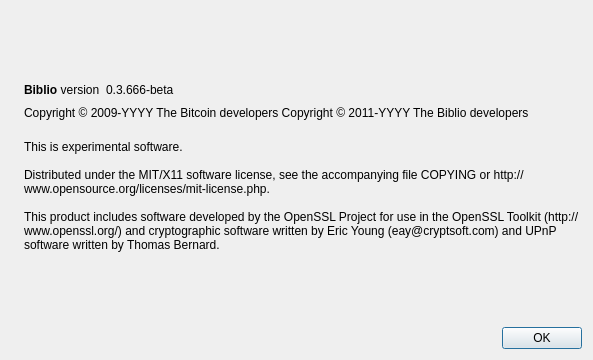
Old version of the form src/qt/forms/aboutdialog.ui in the repository TuckFinn/BiblioGit.
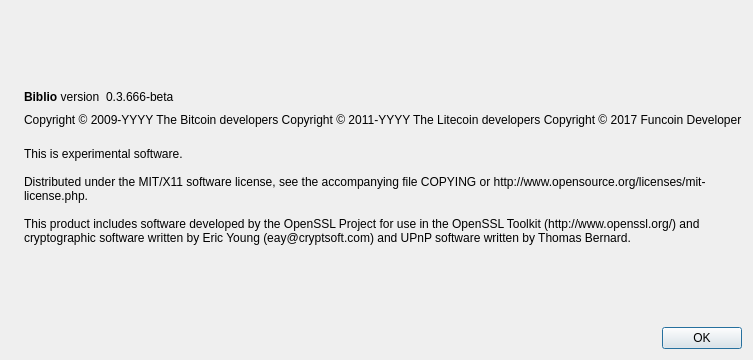
New version of the form. Icons and pictures are not drawn.

Patch:
```diff
--- a/src/qt/forms/aboutdialog.ui
+++ b/src/qt/forms/aboutdialog.ui
@@ -92,7 +92,9 @@
        </property>
        <property name="text">
         <string notr="true">Copyright &amp;copy; 2009-YYYY The Bitcoin developers
-Copyright &amp;copy; 2011-YYYY The Biblio developers</string>
+Copyright &amp;copy; 2011-YYYY The Litecoin developers
+Copyright &amp;copy; 2017 Funcoin Developer</string>
+
        </property>
        <property name="textFormat">
         <enum>Qt::RichText</enum>
```
